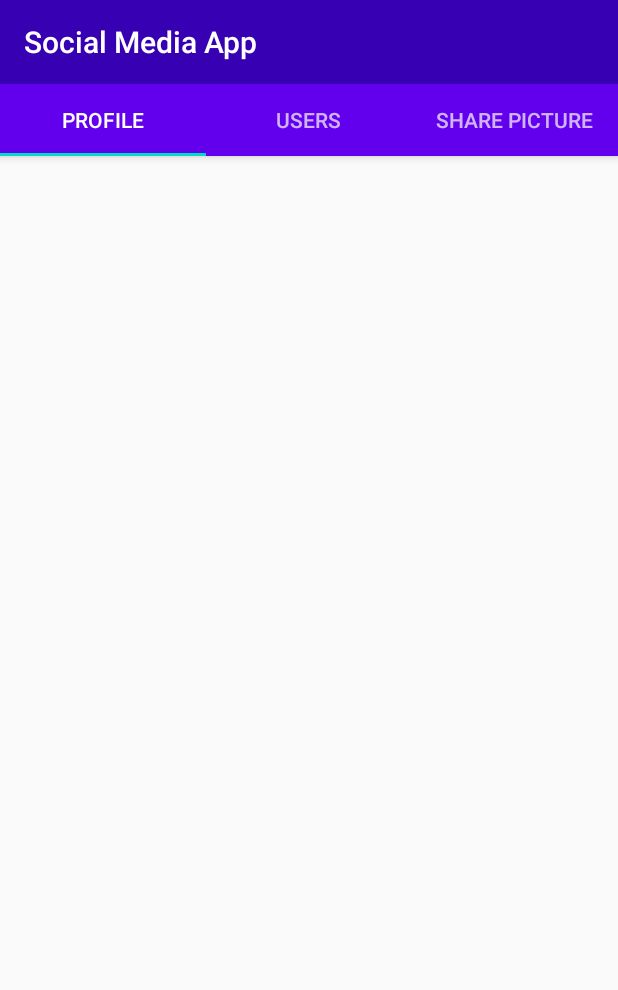
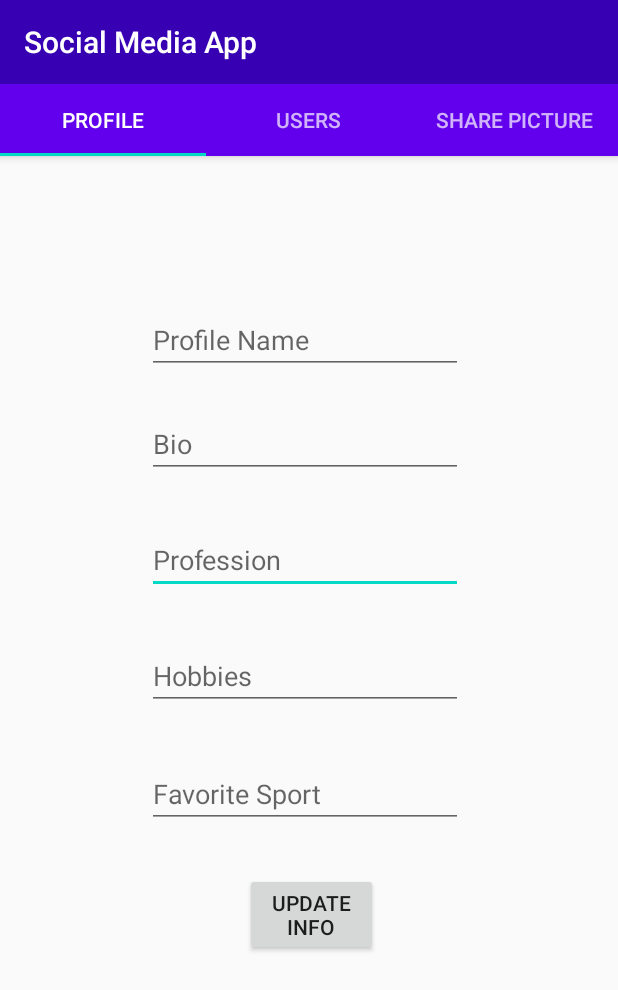
Before and after one commit to AndrejDojchinovski/InstagramClone, an Android app: the ProfileTab screen opened directly, with no data from a screen before it, on a phone screen of 412 x 824 dp. Shown: the top 990 px of the screen. Run offline under Robolectric (Android 15) with nearby library versions, the phone set to English and light mode, and no system bars; libraries missing offline, so code that uses them is left out: com.parse, com.shashank.sony; 10 statements that could not run were skipped.

Commit message:
Implemented users tab

```diff
--- a/app/src/main/AndroidManifest.xml
+++ b/app/src/main/AndroidManifest.xml
@@ -1,6 +1,10 @@
 <?xml version="1.0" encoding="utf-8"?>
 <manifest xmlns:android="http://schemas.android.com/apk/res/android"
     package="com.example.instagramclone">
+
+    <uses-permission android:name="android.permission.INTERNET"/>
+    <uses-permission android:name="android.permission.READ_EXTERNAL_STORAGE"/>
+
 
     <application
         android:name=".App"
--- a/app/src/main/java/com/example/instagramclone/ProfileTab.java
+++ b/app/src/main/java/com/example/instagramclone/ProfileTab.java
@@ -1,12 +1,18 @@
 package com.example.instagramclone;
 
 import android.os.Bundle;
+import android.view.LayoutInflater;
+import android.view.View;
+import android.view.ViewGroup;
+import android.widget.Button;
+import android.widget.EditText;
 
 import androidx.fragment.app.Fragment;
 
-import android.view.LayoutInflater;
-import android.view.View;
-import android.view.ViewGroup;
+import com.parse.ParseException;
+import com.parse.ParseUser;
+import com.parse.SaveCallback;
+import com.shashank.sony.fancytoastlib.FancyToast;
 
 /**
  * A simple {@link Fragment} subclass.
@@ -23,6 +29,9 @@ public class ProfileTab extends Fragment {
     // TODO: Rename and change types of parameters
     private String mParam1;
     private String mParam2;
+
+    private EditText edtProfileName, edtProfileBio, edtProfilePro, edtProfileHobbies, edtProfileFavSport;
+    private Button btnUpdateInfo;
 
     public ProfileTab() {
         // Required empty public constructor
@@ -59,6 +68,64 @@ public class ProfileTab extends Fragment {
     public View onCreateView(LayoutInflater inflater, ViewGroup container,
                              Bundle savedInstanceState) {
         // Inflate the layout for this fragment
-        return inflater.inflate(R.layout.fragment_profile_tab, container, false);
+        View view =  inflater.inflate(R.layout.fragment_profile_tab, container, false);
+
+        edtProfileName = view.findViewById(R.id.edtProfileName);
+        edtProfileBio = view.findViewById(R.id.edtProfileBio);
+        edtProfilePro = view.findViewById(R.id.edtProfilePro);
+        edtProfileHobbies = view.findViewById(R.id.edtProfileHobbies);
+        edtProfileFavSport = view.findViewById(R.id.edtProfileFavSport);
+
+        btnUpdateInfo = view.findViewById(R.id.btnUpdateInfo);
+
+        final ParseUser parseUser = ParseUser.getCurrentUser();
+
+
+        if (parseUser.get("profileBio") == null) {
+            edtProfileName.setText("");
+        } else {
+            edtProfileName.setText(parseUser.get("profileBio").toString());
+        }
+
+        // zemanje info od server
+        edtProfileName.setText(parseUser.get("profileName") + "");
+        edtProfileBio.setText(parseUser.get("profileBio") + "");
+        edtProfilePro.setText(parseUser.get("profilePro") + "");
+        edtProfileHobbies.setText(parseUser.get("profileHobbies") + "");
+        edtProfileFavSport.setText(parseUser.get("profileFavSport") + "");
+
+        btnUpdateInfo.setOnClickListener(new View.OnClickListener() {
+            @Override
+            public void onClick(View v) {
+
+                parseUser.put("profileName", edtProfileName.getText().toString());
+                parseUser.put("profileBio", edtProfileBio.getText().toString());
+                parseUser.put("profilePro", edtProfilePro.getText().toString());
+                parseUser.put("profileHobbies", edtProfileHobbies.getText().toString());
+                parseUser.put("profileFavSport", edtProfileFavSport.getText().toString());
+
+                parseUser.saveInBackground(new SaveCallback() {
+                    @Override
+                    public void done(ParseException e) {
+                        if (e == null)
+                        {
+                            FancyToast.makeText( getContext(),
+                                    " Info Updated",
+                                    FancyToast.LENGTH_SHORT, FancyToast.INFO,
+                                    false).show();
+                        } else {
+                            FancyToast.makeText( getContext(), e.getMessage(),
+                                    FancyToast.LENGTH_SHORT, FancyToast.ERROR,
+                                    false).show();
+                        }
+                    }
+                });
+
+            }
+        });
+
+        return view;
+
+
     }
 }
--- a/app/src/main/java/com/example/instagramclone/UsersTab.java
+++ b/app/src/main/java/com/example/instagramclone/UsersTab.java
@@ -1,12 +1,22 @@
 package com.example.instagramclone;
 
 import android.os.Bundle;
+import android.view.LayoutInflater;
+import android.view.View;
+import android.view.ViewGroup;
+import android.widget.ArrayAdapter;
+import android.widget.ListView;
+import android.widget.TextView;
 
 import androidx.fragment.app.Fragment;
 
-import android.view.LayoutInflater;
-import android.view.View;
-import android.view.ViewGroup;
+import com.parse.FindCallback;
+import com.parse.ParseException;
+import com.parse.ParseQuery;
+import com.parse.ParseUser;
+
+import java.util.ArrayList;
+import java.util.List;
 
 /**
  * A simple {@link Fragment} subclass.
@@ -14,6 +24,10 @@ import android.view.ViewGroup;
  * create an instance of this fragment.
  */
 public class UsersTab extends Fragment {
+
+    private ListView listView;
+    private ArrayList arrayList;
+    private ArrayAdapter arrayAdapter;
 
     // TODO: Rename parameter arguments, choose names that match
     // the fragment initialization parameters, e.g. ARG_ITEM_NUMBER
@@ -59,6 +73,36 @@ public class UsersTab extends Fragment {
     public View onCreateView(LayoutInflater inflater, ViewGroup container,
                              Bundle savedInstanceState) {
         // Inflate the layout for this fragment
-        return inflater.inflate(R.layout.fragment_users_tab, container, false);
+        View view  =  inflater.inflate(R.layout.fragment_users_tab, container, false);
+
+        listView = view.findViewById(R.id.listView);
+        arrayList = new ArrayList();
+        arrayAdapter = new ArrayAdapter(getContext(), android.R.layout.simple_list_item_1, arrayList);
+
+        final TextView txtLoading = view.findViewById(R.id.txtLoading);
+
+        ParseQuery <ParseUser> parseQuery  = ParseUser.getQuery();
+        parseQuery.whereNotEqualTo("username", ParseUser.getCurrentUser().getUsername());
+        parseQuery.findInBackground(new FindCallback<ParseUser>() {
+            @Override
+            public void done(List<ParseUser> objects, ParseException e) {
+                if (e == null) {
+                    if (objects.size() > 0){
+                         for (ParseUser user : objects) {
+                             arrayList.add(user.getUsername());
+                         }
+
+                         listView.setAdapter(arrayAdapter);
+                         txtLoading.animate().alpha(0).setDuration(1000);
+                         listView.setVisibility(View.VISIBLE);
+
+                    }
+
+                }
+            }
+        });
+
+        return view;
+
     }
 }
--- a/app/src/main/res/layout/fragment_profile_tab.xml
+++ b/app/src/main/res/layout/fragment_profile_tab.xml
@@ -1,16 +1,96 @@
 <?xml version="1.0" encoding="utf-8"?>
 <androidx.constraintlayout.widget.ConstraintLayout xmlns:android="http://schemas.android.com/apk/res/android"
+    xmlns:app="http://schemas.android.com/apk/res-auto"
     xmlns:tools="http://schemas.android.com/tools"
     android:layout_width="match_parent"
     android:layout_height="match_parent"
     tools:context=".ProfileTab">
 
-    <!-- TODO: Update blank fragment layout -->
-    <TextView
-        android:layout_width="match_parent"
-        android:layout_height="match_parent"
-        android:text="@string/hello_blank_fragment" />
+    <EditText
+        android:id="@+id/edtProfilePro"
+        android:layout_width="0dp"
+        android:layout_height="wrap_content"
+        android:layout_marginStart="98dp"
+        android:layout_marginTop="32dp"
+        android:layout_marginEnd="103dp"
+        android:ems="10"
+        android:hint="Profession"
+        android:inputType="textPersonName"
+        app:layout_constraintEnd_toEndOf="parent"
+        app:layout_constraintStart_toStartOf="parent"
+        app:layout_constraintTop_toBottomOf="@+id/edtProfileBio"
+        tools:ignore="MissingConstraints" />
 
+    <EditText
+        android:id="@+id/edtProfileHobbies"
+        android:layout_width="0dp"
+        android:layout_height="wrap_content"
+        android:layout_marginStart="98dp"
+        android:layout_marginTop="32dp"
+        android:layout_marginEnd="103dp"
+        android:ems="10"
+        android:hint="Hobbies"
+        android:inputType="textPersonName"
+        app:layout_constraintEnd_toEndOf="parent"
+        app:layout_constraintStart_toStartOf="parent"
+        app:layout_constraintTop_toBottomOf="@+id/edtProfilePro"
+        tools:ignore="MissingConstraints" />
 
+    <EditText
+        android:id="@+id/edtProfileFavSport"
+        android:layout_width="0dp"
+        android:layout_height="wrap_content"
+        android:layout_marginStart="98dp"
+        android:layout_marginTop="33dp"
+        android:layout_marginEnd="103dp"
+        android:ems="10"
+        android:hint="Favorite Sport"
+        android:inputType="textPersonName"
+        app:layout_constraintEnd_toEndOf="parent"
+        app:layout_constraintStart_toStartOf="parent"
+        app:layout_constraintTop_toBottomOf="@+id/edtProfileHobbies"
+        tools:ignore="MissingConstraints" />
 
+    <EditText
+        android:id="@+id/edtProfileName"
+        android:layout_width="0dp"
+        android:layout_height="wrap_content"
+        android:layout_marginStart="98dp"
+        android:layout_marginTop="204dp"
+        android:layout_marginEnd="103dp"
+        android:ems="10"
+        android:hint="Profile Name"
+        android:inputType="textPersonName"
+        app:layout_constraintEnd_toEndOf="parent"
+        app:layout_constraintHorizontal_bias="0.0"
+        app:layout_constraintStart_toStartOf="parent"
+        app:layout_constraintTop_toTopOf="parent"
+        tools:ignore="MissingConstraints" />
+
+    <EditText
+        android:id="@+id/edtProfileBio"
+        android:layout_width="0dp"
+        android:layout_height="wrap_content"
+        android:layout_marginStart="98dp"
+        android:layout_marginTop="24dp"
+        android:layout_marginEnd="103dp"
+        android:ems="10"
+        android:hint="Bio"
+        android:inputType="textPersonName"
+        app:layout_constraintEnd_toEndOf="parent"
+        app:layout_constraintStart_toStartOf="parent"
+        app:layout_constraintTop_toBottomOf="@+id/edtProfileName"
+        tools:ignore="MissingConstraints" />
+
+    <Button
+        android:id="@+id/btnUpdateInfo"
+        android:layout_width="0dp"
+        android:layout_height="wrap_content"
+        android:layout_marginStart="163dp"
+        android:layout_marginTop="30dp"
+        android:layout_marginEnd="160dp"
+        android:text="UPDATE INFO"
+        app:layout_constraintEnd_toEndOf="parent"
+        app:layout_constraintStart_toStartOf="parent"
+        app:layout_constraintTop_toBottomOf="@+id/edtProfileFavSport" />
 </androidx.constraintlayout.widget.ConstraintLayout>
--- a/app/src/main/res/values/strings.xml
+++ b/app/src/main/res/values/strings.xml
@@ -2,4 +2,5 @@
     <string name="app_name">InstagramClone</string>
     <!-- TODO: Remove or change this placeholder text -->
     <string name="hello_blank_fragment">Hello blank fragment</string>
+    <string name="update_info">UPDATE INFO</string>
 </resources>
```
Also changed, not shown: app/src/main/res/layout/fragment_share_pic_tab.xml (+1 -9 lines), app/src/main/res/layout/fragment_users_tab.xml (+19 -5 lines).
